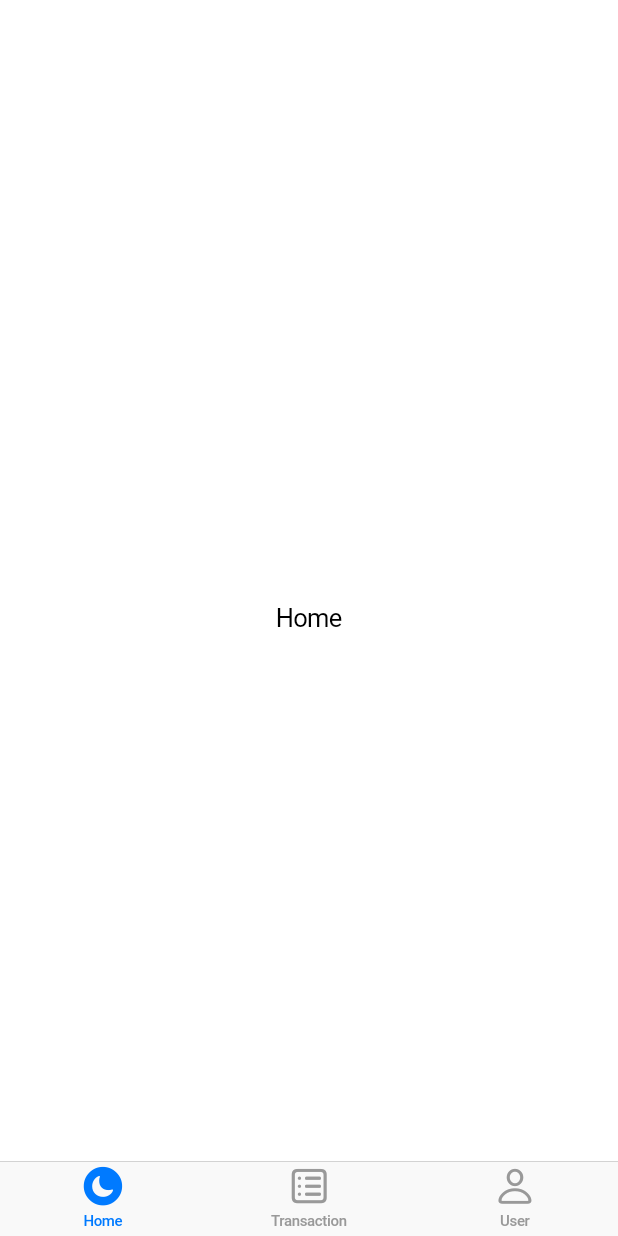
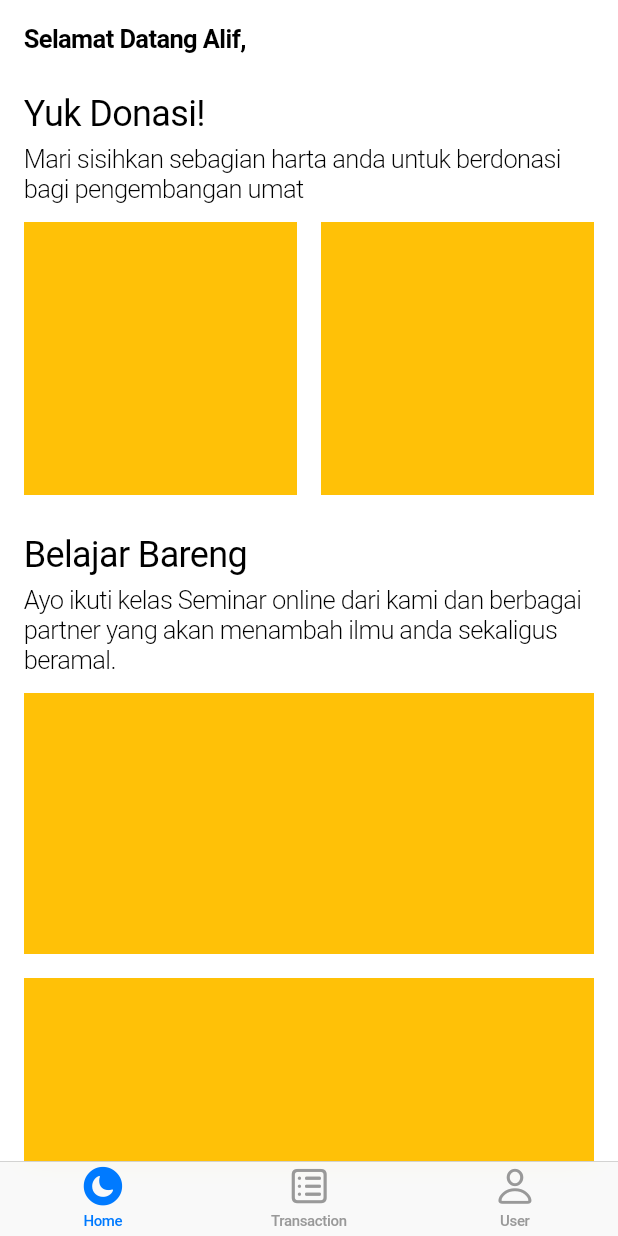
Before and after one commit to alifgiant/al-ishlah-app, a Flutter app: the screen it shows after launch, on a phone screen of 412 x 824 dp. Run offline on Flutter 3.47's test engine with Material 2 defaults, Android fonts, the light colour scheme and no system bars.

Commit message:
add home screen

```diff
--- a/lib/page/home/home_page.dart
+++ b/lib/page/home/home_page.dart
@@ -1,5 +1,6 @@
 import 'package:al_ishlah_app/page/main_tab.dart';
 import 'package:flutter/cupertino.dart';
+import 'package:flutter/material.dart';
 
 class HomeTab implements TabData {
   @override
@@ -20,8 +21,100 @@ class HomePage extends StatefulWidget {
 class _HomePageState extends State<HomePage> {
   @override
   Widget build(BuildContext context) {
-    return Center(
-      child: Text('Home'),
+    final double padSize = 16;
+    final boxSize = MediaQuery.of(context).size.width - (16 * 2);
+
+    return SafeArea(
+      child: ListView(
+        padding: EdgeInsets.all(padSize),
+        children: [
+          Text(
+            'Selamat Datang Alif,',
+            style: CupertinoTheme.of(context).textTheme.navTitleTextStyle,
+          ),
+          Container(height: 26),
+          getDonationSection(boxSize),
+          Container(height: 26),
+          getSeminarSection(boxSize),
+        ],
+      ),
+    );
+  }
+
+  Widget getDonationSection(double boxSize) {
+    final halfBox = (boxSize - 16) / 2;
+    return Column(
+      crossAxisAlignment: CrossAxisAlignment.start,
+      children: [
+        Text(
+          'Yuk Donasi!',
+          style: TextStyle(fontSize: 24),
+        ),
+        Container(height: 6),
+        Text(
+          'Mari sisihkan sebagian harta anda untuk berdonasi bagi pengembangan umat',
+          style: CupertinoTheme.of(context)
+              .textTheme
+              .textStyle
+              .copyWith(fontWeight: FontWeight.w300),
+        ),
+        Container(height: 12),
+        Row(
+          children: [
+            SizedBox(
+              width: halfBox,
+              height: halfBox,
+              child: Container(
+                color: Colors.amber,
+              ),
+            ),
+            Container(width: 16),
+            SizedBox(
+              width: halfBox,
+              height: halfBox,
+              child: Container(
+                color: Colors.amber,
+              ),
+            )
+          ],
+        ),
+      ],
+    );
+  }
+
+  Widget getSeminarSection(double boxSize) {
+    return Column(
+      crossAxisAlignment: CrossAxisAlignment.start,
+      children: [
+        Text(
+          'Belajar Bareng',
+          style: TextStyle(fontSize: 24),
+        ),
+        Container(height: 6),
+        Text(
+          'Ayo ikuti kelas Seminar online dari kami dan berbagai partner yang akan menambah ilmu anda sekaligus beramal.',
+          style: CupertinoTheme.of(context)
+              .textTheme
+              .textStyle
+              .copyWith(fontWeight: FontWeight.w300),
+        ),
+        Container(height: 12),
+        ListView.builder(
+          shrinkWrap: true,
+          physics: NeverScrollableScrollPhysics(),
+          itemCount: 10,
+          itemBuilder: (ctx, i) {
+            return Container(
+              width: boxSize,
+              height: boxSize / 2,
+              padding: const EdgeInsets.only(bottom: 16),
+              child: Container(
+                color: Colors.amber,
+              ),
+            );
+          },
+        ),
+      ],
     );
   }
 }
```
